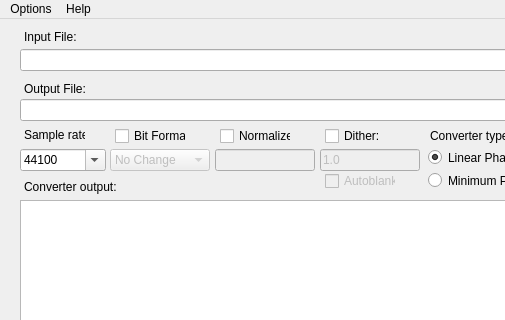
Above: ferocious/mainwindow.ui from jniemann66/ferocious before the change; both pictures show x 0 to 505 and y 0 to 320 of the 740 by 690 pixel window. Below: the same form after it.
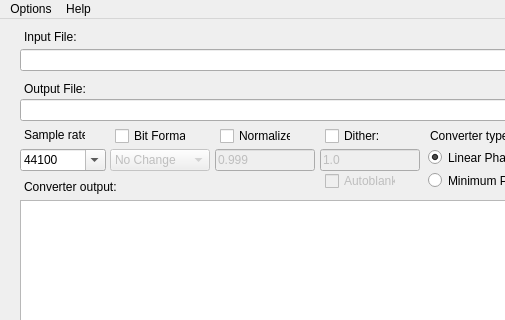
That is the form after the change. Icons and pictures are not drawn. Custom widgets are drawn as their Qt base class.

Commit message: set default normalisation value to 0.999. Changed wording on file open dialog to say file(s)

Patch:
```diff
--- a/ferocious/mainwindow.ui
+++ b/ferocious/mainwindow.ui
@@ -374,6 +374,9 @@
     <property name="styleSheet">
      <string notr="true"/>
     </property>
+    <property name="text">
+     <string>0.999</string>
+    </property>
    </widget>
    <widget class="QCheckBox" name="DoublePrecisionCheckBox">
     <property name="geometry">
```
The commit also changes 3 other files.
